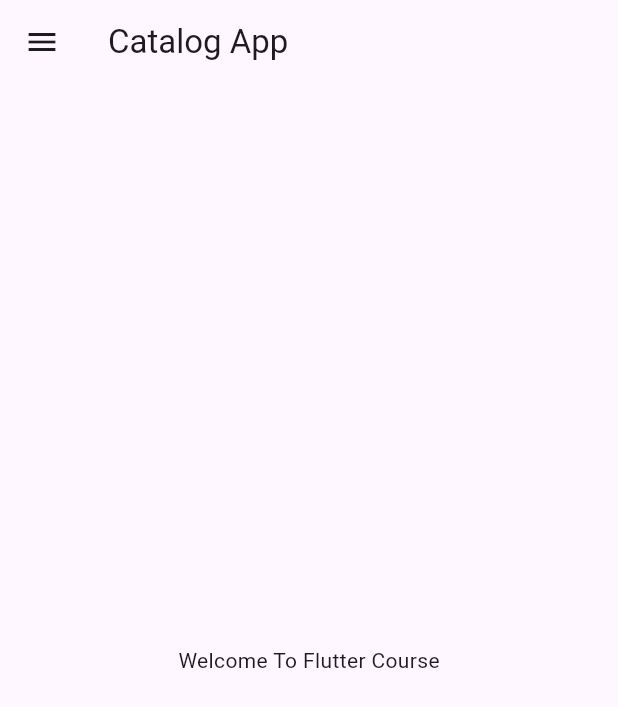
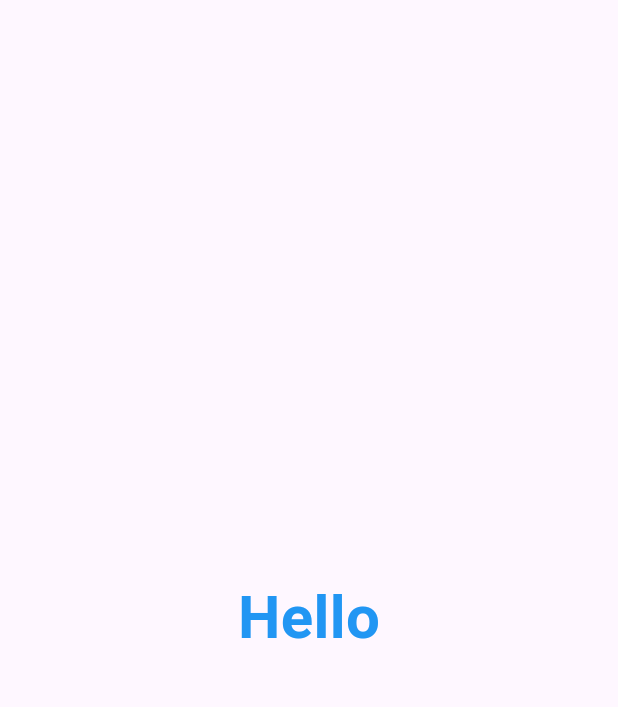
Before and after one commit to mudassirarif17/flutter-catalog, a Flutter app: the screen it shows after launch, on a phone screen of 412 x 824 dp. Shown: the top 707 px of the screen. Run offline on Flutter 3.47's test engine with Material 3 defaults, Android fonts, the phone set to English and light mode, and no system bars.

Commit message:
day 3 completed

```diff
--- /dev/null
+++ b/lib/login_page.dart
@@ -0,0 +1,25 @@
+import 'package:flutter/material.dart';
+
+class LoginPage extends StatelessWidget {
+  const LoginPage({super.key});
+
+  @override
+  Widget build(BuildContext context) {
+    // Theme Mode
+    return MaterialApp(
+      home : Material(
+        child : Center(
+          child : Container(
+            child: Text("Hello" ,
+            style: TextStyle(
+              fontSize: 40,
+              color:  Colors.blue,
+              fontWeight: FontWeight.bold
+            ),
+          ),
+          )
+        ),
+      ),
+    );
+  }
+}
--- a/lib/main.dart
+++ b/lib/main.dart
@@ -1,3 +1,4 @@
+import 'package:catalog/login_page.dart';
 import 'package:flutter/material.dart';
 import 'home_page1.dart';
 import 'home_page.dart';
@@ -11,8 +12,15 @@ class MyApp extends StatelessWidget {
   @override
   Widget build(BuildContext context) {
     return MaterialApp(
-      //home: HomePage1(),
-      home : HomePage(),
+      // home: HomePage1(),
+      // home : HomePage(),
+      home : LoginPage(),
+     themeMode: ThemeMode.dark,
+      theme : ThemeData(primarySwatch: Colors.deepPurple,
+      ),
+      darkTheme: ThemeData(
+        brightness: Brightness.dark,
+      ),
     );
   }
 }
```
